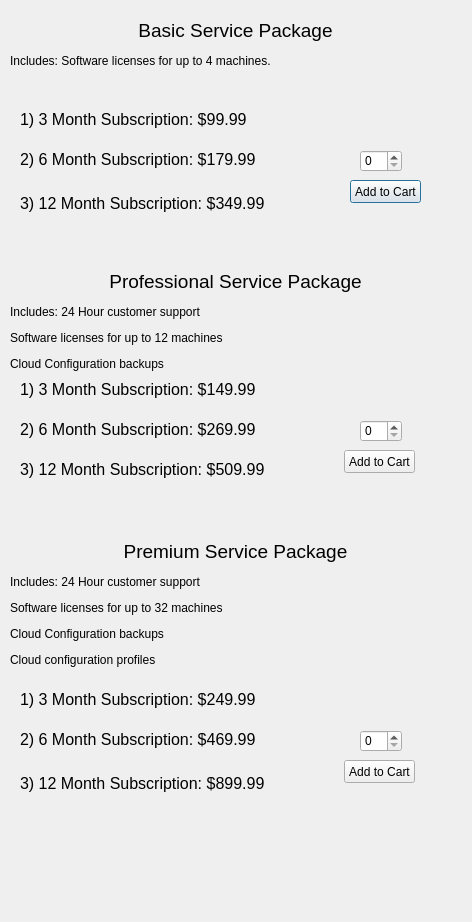
Above: cartscreen.ui from broadermat70/agile- before the change. Below: the same form after it.
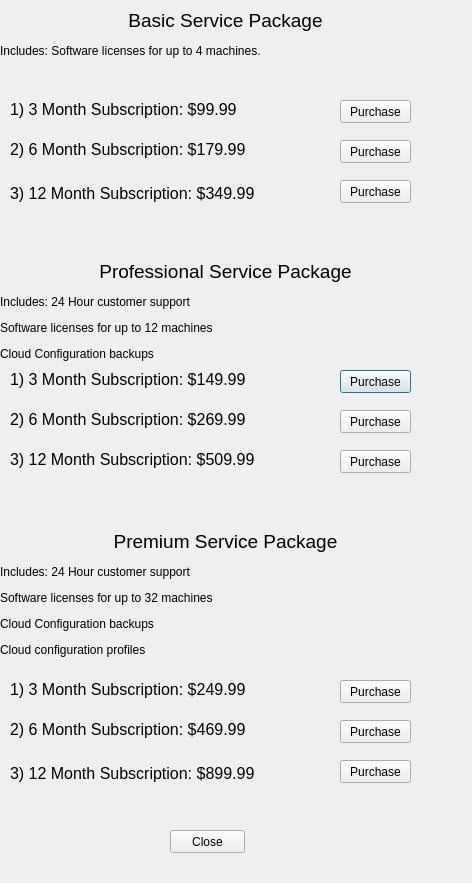
That is the form after the change.

```diff
--- a/cartscreen.ui
+++ b/cartscreen.ui
@@ -7,69 +7,30 @@
     <x>0</x>
     <y>0</y>
     <width>472</width>
-    <height>922</height>
+    <height>883</height>
    </rect>
   </property>
   <property name="windowTitle">
    <string>Dialog</string>
   </property>
-  <widget class="QLabel" name="label">
+  <widget class="QPushButton" name="proAdd">
    <property name="geometry">
     <rect>
-     <x>20</x>
-     <y>110</y>
-     <width>231</width>
-     <height>41</height>
+     <x>340</x>
+     <y>370</y>
+     <width>71</width>
+     <height>23</height>
     </rect>
    </property>
    <property name="text">
-    <string>&lt;html&gt;&lt;head/&gt;&lt;body&gt;&lt;p&gt;&lt;span style=&quot; font-size:12pt;&quot;&gt;1) 3 Month Subscription: $99.99&lt;/span&gt;&lt;/p&gt;&lt;p&gt;&lt;br/&gt;&lt;/p&gt;&lt;/body&gt;&lt;/html&gt;</string>
-   </property>
-  </widget>
-  <widget class="QLabel" name="label_2">
-   <property name="geometry">
-    <rect>
-     <x>20</x>
-     <y>150</y>
-     <width>241</width>
-     <height>41</height>
-    </rect>
-   </property>
-   <property name="text">
-    <string>&lt;html&gt;&lt;head/&gt;&lt;body&gt;&lt;p&gt;&lt;span style=&quot; font-size:12pt;&quot;&gt;2) 6 Month Subscription: $179.99&lt;/span&gt;&lt;/p&gt;&lt;p&gt;&lt;br/&gt;&lt;/p&gt;&lt;/body&gt;&lt;/html&gt;</string>
-   </property>
-  </widget>
-  <widget class="QLabel" name="label_3">
-   <property name="geometry">
-    <rect>
-     <x>20</x>
-     <y>190</y>
-     <width>261</width>
-     <height>41</height>
-    </rect>
-   </property>
-   <property name="text">
-    <string>&lt;html&gt;&lt;head/&gt;&lt;body&gt;&lt;p&gt;&lt;span style=&quot; font-size:12pt;&quot;&gt;3) 12 Month Subscription: $349.99&lt;/span&gt;&lt;br/&gt;&lt;/p&gt;&lt;/body&gt;&lt;/html&gt;</string>
-   </property>
-  </widget>
-  <widget class="QLabel" name="label_4">
-   <property name="geometry">
-    <rect>
-     <x>20</x>
-     <y>380</y>
-     <width>281</width>
-     <height>41</height>
-    </rect>
-   </property>
-   <property name="text">
-    <string>&lt;html&gt;&lt;head/&gt;&lt;body&gt;&lt;p&gt;&lt;span style=&quot; font-size:12pt;&quot;&gt;1) 3 Month Subscription: $149.99&lt;/span&gt;&lt;/p&gt;&lt;p&gt;&lt;br/&gt;&lt;/p&gt;&lt;/body&gt;&lt;/html&gt;</string>
+    <string>Purchase</string>
    </property>
   </widget>
   <widget class="QLabel" name="label_5">
    <property name="geometry">
     <rect>
-     <x>20</x>
-     <y>460</y>
+     <x>10</x>
+     <y>450</y>
      <width>261</width>
      <height>41</height>
     </rect>
@@ -78,11 +39,24 @@
     <string>&lt;html&gt;&lt;head/&gt;&lt;body&gt;&lt;p&gt;&lt;span style=&quot; font-size:12pt;&quot;&gt;3) 12 Month Subscription: $509.99&lt;/span&gt;&lt;/p&gt;&lt;p&gt;&lt;br/&gt;&lt;/p&gt;&lt;/body&gt;&lt;/html&gt;</string>
    </property>
   </widget>
+  <widget class="QLabel" name="label_12">
+   <property name="geometry">
+    <rect>
+     <x>0</x>
+     <y>530</y>
+     <width>451</width>
+     <height>131</height>
+    </rect>
+   </property>
+   <property name="text">
+    <string>&lt;html&gt;&lt;head/&gt;&lt;body&gt;&lt;p align=&quot;center&quot;&gt;&lt;span style=&quot; font-size:14pt;&quot;&gt;Premium Service Package&lt;/span&gt;&lt;/p&gt;&lt;p&gt;Includes: 24 Hour customer support &lt;/p&gt;&lt;p&gt;Software licenses for up to 32 machines&lt;/p&gt;&lt;p&gt;Cloud Configuration backups&lt;/p&gt;&lt;p&gt;Cloud configuration profiles&lt;br/&gt;&lt;/p&gt;&lt;/body&gt;&lt;/html&gt;</string>
+   </property>
+  </widget>
   <widget class="QLabel" name="label_6">
    <property name="geometry">
     <rect>
-     <x>20</x>
-     <y>420</y>
+     <x>10</x>
+     <y>410</y>
      <width>241</width>
      <height>41</height>
     </rect>
@@ -91,11 +65,37 @@
     <string>&lt;html&gt;&lt;head/&gt;&lt;body&gt;&lt;p&gt;&lt;span style=&quot; font-size:12pt;&quot;&gt;2) 6 Month Subscription: $269.99&lt;/span&gt;&lt;/p&gt;&lt;p&gt;&lt;br/&gt;&lt;/p&gt;&lt;/body&gt;&lt;/html&gt;</string>
    </property>
   </widget>
+  <widget class="QPushButton" name="proAdd_3">
+   <property name="geometry">
+    <rect>
+     <x>340</x>
+     <y>450</y>
+     <width>71</width>
+     <height>23</height>
+    </rect>
+   </property>
+   <property name="text">
+    <string>Purchase</string>
+   </property>
+  </widget>
+  <widget class="QPushButton" name="premiiumAdd">
+   <property name="geometry">
+    <rect>
+     <x>340</x>
+     <y>680</y>
+     <width>71</width>
+     <height>23</height>
+    </rect>
+   </property>
+   <property name="text">
+    <string>Purchase</string>
+   </property>
+  </widget>
   <widget class="QLabel" name="label_7">
    <property name="geometry">
     <rect>
-     <x>20</x>
-     <y>690</y>
+     <x>10</x>
+     <y>680</y>
      <width>251</width>
      <height>41</height>
     </rect>
@@ -104,11 +104,50 @@
     <string>&lt;html&gt;&lt;head/&gt;&lt;body&gt;&lt;p&gt;&lt;span style=&quot; font-size:12pt;&quot;&gt;1) 3 Month Subscription: $249.99&lt;/span&gt;&lt;/p&gt;&lt;p&gt;&lt;br/&gt;&lt;/p&gt;&lt;/body&gt;&lt;/html&gt;</string>
    </property>
   </widget>
+  <widget class="QLabel" name="label">
+   <property name="geometry">
+    <rect>
+     <x>10</x>
+     <y>100</y>
+     <width>231</width>
+     <height>41</height>
+    </rect>
+   </property>
+   <property name="text">
+    <string>&lt;html&gt;&lt;head/&gt;&lt;body&gt;&lt;p&gt;&lt;span style=&quot; font-size:12pt;&quot;&gt;1) 3 Month Subscription: $99.99&lt;/span&gt;&lt;/p&gt;&lt;p&gt;&lt;br/&gt;&lt;/p&gt;&lt;/body&gt;&lt;/html&gt;</string>
+   </property>
+  </widget>
+  <widget class="QLabel" name="label_11">
+   <property name="geometry">
+    <rect>
+     <x>0</x>
+     <y>260</y>
+     <width>451</width>
+     <height>101</height>
+    </rect>
+   </property>
+   <property name="text">
+    <string>&lt;html&gt;&lt;head/&gt;&lt;body&gt;&lt;p align=&quot;center&quot;&gt;&lt;span style=&quot; font-size:14pt;&quot;&gt;Professional Service Package&lt;/span&gt;&lt;/p&gt;&lt;p&gt;Includes: 24 Hour customer support &lt;/p&gt;&lt;p&gt;Software licenses for up to 12 machines&lt;/p&gt;&lt;p&gt;Cloud Configuration backups&lt;br/&gt;&lt;/p&gt;&lt;/body&gt;&lt;/html&gt;</string>
+   </property>
+  </widget>
+  <widget class="QPushButton" name="basicAdd">
+   <property name="geometry">
+    <rect>
+     <x>340</x>
+     <y>100</y>
+     <width>71</width>
+     <height>23</height>
+    </rect>
+   </property>
+   <property name="text">
+    <string>Purchase</string>
+   </property>
+  </widget>
   <widget class="QLabel" name="label_8">
    <property name="geometry">
     <rect>
-     <x>20</x>
-     <y>770</y>
+     <x>10</x>
+     <y>760</y>
      <width>251</width>
      <height>41</height>
     </rect>
@@ -117,24 +156,24 @@
     <string>&lt;html&gt;&lt;head/&gt;&lt;body&gt;&lt;p&gt;&lt;span style=&quot; font-size:12pt;&quot;&gt;3) 12 Month Subscription: $899.99&lt;/span&gt;&lt;br/&gt;&lt;/p&gt;&lt;/body&gt;&lt;/html&gt;</string>
    </property>
   </widget>
-  <widget class="QLabel" name="label_9">
+  <widget class="QPushButton" name="basicAdd_2">
    <property name="geometry">
     <rect>
-     <x>20</x>
-     <y>730</y>
-     <width>261</width>
-     <height>41</height>
+     <x>340</x>
+     <y>140</y>
+     <width>71</width>
+     <height>23</height>
     </rect>
    </property>
    <property name="text">
-    <string>&lt;html&gt;&lt;head/&gt;&lt;body&gt;&lt;p&gt;&lt;span style=&quot; font-size:12pt;&quot;&gt;2) 6 Month Subscription: $469.99&lt;/span&gt;&lt;/p&gt;&lt;p&gt;&lt;br/&gt;&lt;/p&gt;&lt;/body&gt;&lt;/html&gt;</string>
+    <string>Purchase</string>
    </property>
   </widget>
   <widget class="QLabel" name="label_10">
    <property name="geometry">
     <rect>
-     <x>10</x>
-     <y>10</y>
+     <x>0</x>
+     <y>0</y>
      <width>451</width>
      <height>81</height>
     </rect>
@@ -143,117 +182,121 @@
     <string>&lt;html&gt;&lt;head/&gt;&lt;body&gt;&lt;p align=&quot;center&quot;&gt;&lt;span style=&quot; font-size:14pt;&quot;&gt;Basic Service Package&lt;/span&gt;&lt;/p&gt;&lt;p&gt;Includes: Software licenses for up to 4 machines. &lt;br/&gt;&lt;/p&gt;&lt;/body&gt;&lt;/html&gt;</string>
    </property>
   </widget>
-  <widget class="QLabel" name="label_11">
+  <widget class="QLabel" name="label_3">
    <property name="geometry">
     <rect>
      <x>10</x>
-     <y>270</y>
-     <width>451</width>
-     <height>101</height>
-    </rect>
-   </property>
-   <property name="text">
-    <string>&lt;html&gt;&lt;head/&gt;&lt;body&gt;&lt;p align=&quot;center&quot;&gt;&lt;span style=&quot; font-size:14pt;&quot;&gt;Professional Service Package&lt;/span&gt;&lt;/p&gt;&lt;p&gt;Includes: 24 Hour customer support &lt;/p&gt;&lt;p&gt;Software licenses for up to 12 machines&lt;/p&gt;&lt;p&gt;Cloud Configuration backups&lt;br/&gt;&lt;/p&gt;&lt;/body&gt;&lt;/html&gt;</string>
-   </property>
-  </widget>
-  <widget class="QLabel" name="label_12">
-   <property name="geometry">
-    <rect>
-     <x>10</x>
-     <y>540</y>
-     <width>451</width>
-     <height>131</height>
-    </rect>
-   </property>
-   <property name="text">
-    <string>&lt;html&gt;&lt;head/&gt;&lt;body&gt;&lt;p align=&quot;center&quot;&gt;&lt;span style=&quot; font-size:14pt;&quot;&gt;Premium Service Package&lt;/span&gt;&lt;/p&gt;&lt;p&gt;Includes: 24 Hour customer support &lt;/p&gt;&lt;p&gt;Software licenses for up to 32 machines&lt;/p&gt;&lt;p&gt;Cloud Configuration backups&lt;/p&gt;&lt;p&gt;Cloud configuration profiles&lt;br/&gt;&lt;/p&gt;&lt;/body&gt;&lt;/html&gt;</string>
-   </property>
-  </widget>
-  <widget class="QSpinBox" name="premiumSpinbox">
-   <property name="geometry">
-    <rect>
-     <x>360</x>
-     <y>730</y>
-     <width>42</width>
-     <height>22</height>
-    </rect>
-   </property>
-   <property name="minimum">
-    <number>0</number>
-   </property>
-   <property name="maximum">
-    <number>3</number>
-   </property>
-  </widget>
-  <widget class="QSpinBox" name="basicSpinbox">
-   <property name="geometry">
-    <rect>
-     <x>360</x>
-     <y>150</y>
-     <width>42</width>
-     <height>22</height>
-    </rect>
-   </property>
-   <property name="minimum">
-    <number>0</number>
-   </property>
-   <property name="maximum">
-    <number>3</number>
-   </property>
-  </widget>
-  <widget class="QSpinBox" name="proSpinBox">
-   <property name="geometry">
-    <rect>
-     <x>360</x>
-     <y>420</y>
-     <width>42</width>
-     <height>22</height>
-    </rect>
-   </property>
-   <property name="minimum">
-    <number>0</number>
-   </property>
-   <property name="maximum">
-    <number>3</number>
-   </property>
-  </widget>
-  <widget class="QPushButton" name="basicAdd">
-   <property name="geometry">
-    <rect>
-     <x>350</x>
      <y>180</y>
-     <width>71</width>
-     <height>23</height>
+     <width>261</width>
+     <height>41</height>
     </rect>
    </property>
    <property name="text">
-    <string>Add to Cart</string>
+    <string>&lt;html&gt;&lt;head/&gt;&lt;body&gt;&lt;p&gt;&lt;span style=&quot; font-size:12pt;&quot;&gt;3) 12 Month Subscription: $349.99&lt;/span&gt;&lt;br/&gt;&lt;/p&gt;&lt;/body&gt;&lt;/html&gt;</string>
    </property>
   </widget>
-  <widget class="QPushButton" name="proAdd">
+  <widget class="QPushButton" name="proAdd_2">
    <property name="geometry">
     <rect>
-     <x>344</x>
-     <y>450</y>
+     <x>340</x>
+     <y>410</y>
      <width>71</width>
      <height>23</height>
     </rect>
    </property>
    <property name="text">
-    <string>Add to Cart</string>
+    <string>Purchase</string>
    </property>
   </widget>
-  <widget class="QPushButton" name="premiiumAdd">
+  <widget class="QLabel" name="label_4">
    <property name="geometry">
     <rect>
-     <x>344</x>
+     <x>10</x>
+     <y>370</y>
+     <width>281</width>
+     <height>41</height>
+    </rect>
+   </property>
+   <property name="text">
+    <string>&lt;html&gt;&lt;head/&gt;&lt;body&gt;&lt;p&gt;&lt;span style=&quot; font-size:12pt;&quot;&gt;1) 3 Month Subscription: $149.99&lt;/span&gt;&lt;/p&gt;&lt;p&gt;&lt;br/&gt;&lt;/p&gt;&lt;/body&gt;&lt;/html&gt;</string>
+   </property>
+  </widget>
+  <widget class="QPushButton" name="premiiumAdd_3">
+   <property name="geometry">
+    <rect>
+     <x>340</x>
      <y>760</y>
      <width>71</width>
      <height>23</height>
     </rect>
    </property>
    <property name="text">
-    <string>Add to Cart</string>
+    <string>Purchase</string>
+   </property>
+  </widget>
+  <widget class="QPushButton" name="basicAdd_3">
+   <property name="geometry">
+    <rect>
+     <x>340</x>
+     <y>180</y>
+     <width>71</width>
+     <height>23</height>
+    </rect>
+   </property>
+   <property name="text">
+    <string>Purchase</string>
+   </property>
+  </widget>
+  <widget class="QLabel" name="label_2">
+   <property name="geometry">
+    <rect>
+     <x>10</x>
+     <y>140</y>
+     <width>241</width>
+     <height>41</height>
+    </rect>
+   </property>
+   <property name="text">
+    <string>&lt;html&gt;&lt;head/&gt;&lt;body&gt;&lt;p&gt;&lt;span style=&quot; font-size:12pt;&quot;&gt;2) 6 Month Subscription: $179.99&lt;/span&gt;&lt;/p&gt;&lt;p&gt;&lt;br/&gt;&lt;/p&gt;&lt;/body&gt;&lt;/html&gt;</string>
+   </property>
+  </widget>
+  <widget class="QLabel" name="label_9">
+   <property name="geometry">
+    <rect>
+     <x>10</x>
+     <y>720</y>
+     <width>261</width>
+     <height>41</height>
+    </rect>
+   </property>
+   <property name="text">
+    <string>&lt;html&gt;&lt;head/&gt;&lt;body&gt;&lt;p&gt;&lt;span style=&quot; font-size:12pt;&quot;&gt;2) 6 Month Subscription: $469.99&lt;/span&gt;&lt;/p&gt;&lt;p&gt;&lt;br/&gt;&lt;/p&gt;&lt;/body&gt;&lt;/html&gt;</string>
+   </property>
+  </widget>
+  <widget class="QPushButton" name="premiiumAdd_2">
+   <property name="geometry">
+    <rect>
+     <x>340</x>
+     <y>720</y>
+     <width>71</width>
+     <height>23</height>
+    </rect>
+   </property>
+   <property name="text">
+    <string>Purchase</string>
+   </property>
+  </widget>
+  <widget class="QPushButton" name="pushButton">
+   <property name="geometry">
+    <rect>
+     <x>170</x>
+     <y>830</y>
+     <width>75</width>
+     <height>23</height>
+    </rect>
+   </property>
+   <property name="text">
+    <string>Close</string>
    </property>
   </widget>
  </widget>
```
